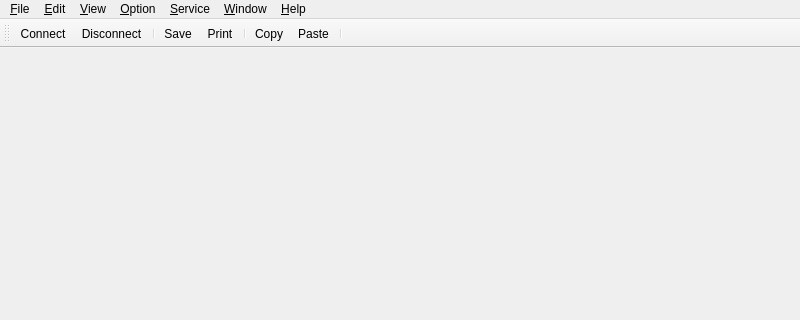
Above: mainwindow.ui from flysnow010/flyterm before the change; both pictures show x 0 to 800 and y 0 to 320 of the 800 by 600 pixel window. Below: the same form after it.
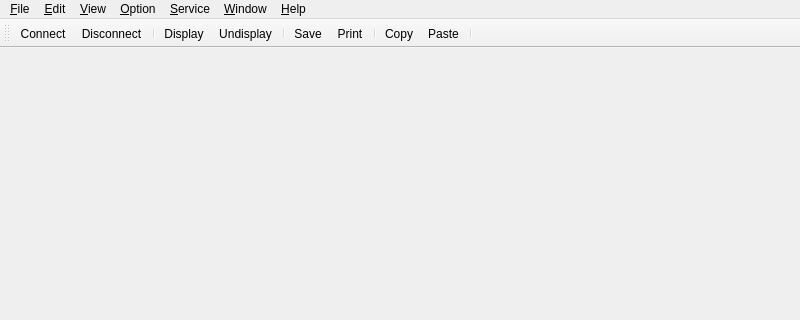
That is the form after the change. Icons and pictures are not drawn.

Commit message: add display/undisplay button,add testcommand for ssh and telnet

```diff
--- a/mainwindow.ui
+++ b/mainwindow.ui
@@ -180,6 +180,9 @@
    <addaction name="actionConnect"/>
    <addaction name="actionDisconnect"/>
    <addaction name="separator"/>
+   <addaction name="actionDisplay"/>
+   <addaction name="actionUndisplay"/>
+   <addaction name="separator"/>
    <addaction name="actionSave"/>
    <addaction name="actionPrint"/>
    <addaction name="separator"/>
@@ -529,6 +532,24 @@
     <string>Fusion</string>
    </property>
   </action>
+  <action name="actionDisplay">
+   <property name="icon">
+    <iconset resource="FlyTerm.qrc">
+     <normaloff>:/image/File/display.png</normaloff>:/image/File/display.png</iconset>
+   </property>
+   <property name="text">
+    <string>Display</string>
+   </property>
+  </action>
+  <action name="actionUndisplay">
+   <property name="icon">
+    <iconset resource="FlyTerm.qrc">
+     <normaloff>:/image/File/undisplay.png</normaloff>:/image/File/undisplay.png</iconset>
+   </property>
+   <property name="text">
+    <string>Undisplay</string>
+   </property>
+  </action>
  </widget>
  <resources>
   <include location="FlyTerm.qrc"/>
```
The commit also changes 22 other files.
